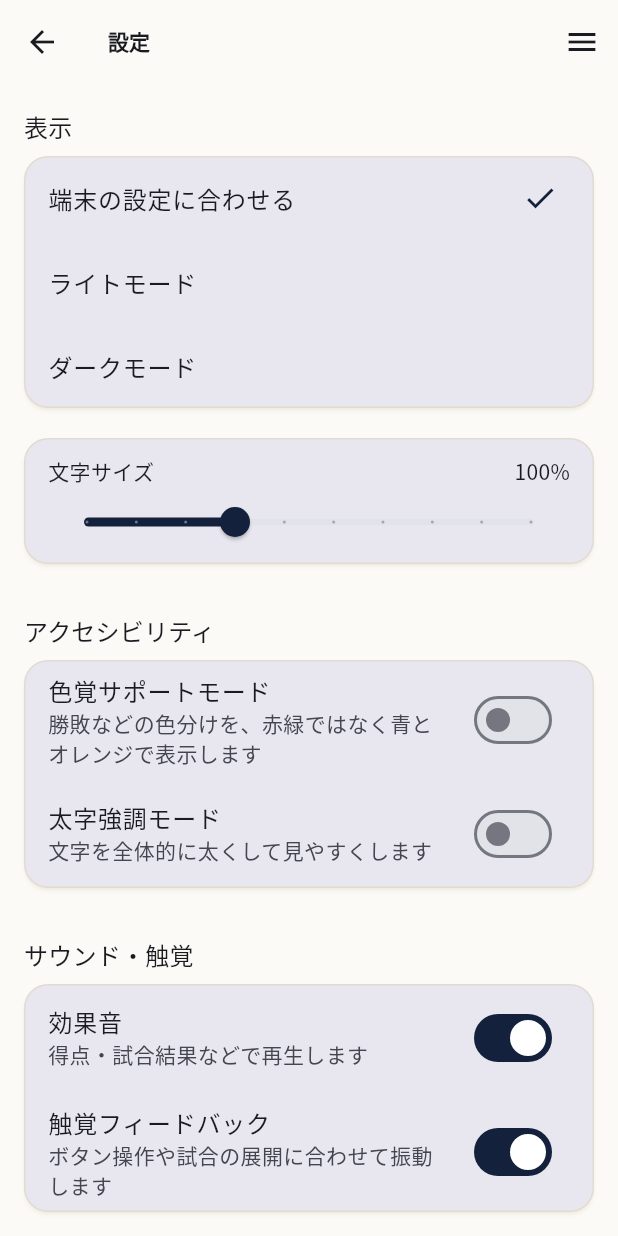
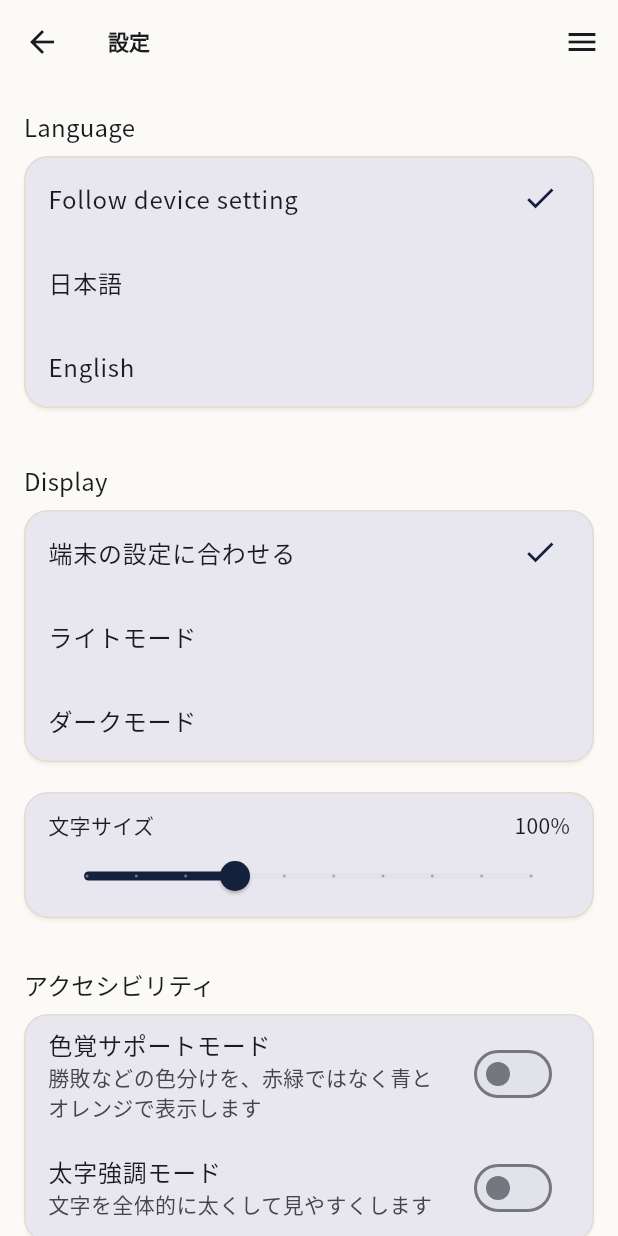
Before and after one commit to nami0817kk-arch/claude-code-dev, a Flutter app: the SettingsScreen screen opened directly, on a phone screen of 412 x 824 dp. Run offline on Flutter 3.47's test engine with Material 3 defaults, Android fonts, the phone set to English and light mode, and no system bars; our stand-ins replace google_mobile_ads, in_app_purchase, package_info_plus, shared_preferences; missing offline and left inert: flame; accounts and stored records are empty; Roboto replaces fonts that are missing (ShipporiMincho).

Commit message:
GA1: 文脈不要の翻訳基盤と言語切替を追加
英語化を全体に広げるための土台。

これまで AppLocalizations (ARB) で36キーだけ移行していたが、この
アプリの文言の大半は enum のラベルやニュース文のようにウィジェットの
外で組み立てられる。そこでは BuildContext が取れず
AppLocalizations.of(context) が使えないため、残り約2,400箇所を
同じ方式では移行できなかった。

- lib/l10n/tr.dart: 文脈不要の Tr.pick(ja, en)。現在の言語を静的に
  保持し、モデル層・データ層・ロジック層から直接呼べる
- 表示言語を設定に追加(端末の設定に従う/日本語/English)。
  SharedPreferences に永続化し、SettingsController が Tr.language に
  書き戻すので、ARB 側と Tr 側の表示言語が常に一致する
- MaterialApp の locale に反映。端末準拠のときは null を渡して
  Flutter の解決に委ねる
- 設定画面の先頭に言語の選択肢を追加

ARB は廃止していない。ウィジェット内の文言は従来どおり context.l10n を
使ってよく、Tr はそれが使えない場所を埋めるためのもの。

Co-Authored-By: Claude <noreply@anthropic.com>

```diff
--- /dev/null
+++ b/projects/PJT003-soccer-manager/lib/l10n/tr.dart
@@ -0,0 +1,60 @@
+import 'dart:ui' show PlatformDispatcher;
+
+/// アプリが表示に使う言語。
+enum AppLanguage {
+  /// 端末の言語設定に従う。
+  system,
+  japanese,
+  english;
+
+  String get label => switch (this) {
+        AppLanguage.system => Tr.pick('端末の設定に従う', 'Follow device setting'),
+        AppLanguage.japanese => '日本語',
+        AppLanguage.english => 'English',
+      };
+}
+
+/// 文脈(BuildContext)を必要としない翻訳の入り口。
+///
+/// このアプリの文言の大半は、enumのラベルやニュース文のように
+/// ウィジェットの外で組み立てられる。そこでは `AppLocalizations.of(context)`
+/// が使えないため、現在の言語を静的に保持して `Tr.pick` で切り替える。
+///
+/// ウィジェット内の文言は従来どおり ARB (`context.l10n`) を使ってよい。
+/// どちらも `Tr.resolvedLocale` と同じロケールを指すよう `main.dart` で
+/// MaterialApp の locale に反映している。
+class Tr {
+  Tr._();
+
+  /// 現在の設定値。`SettingsController` から設定され、既定は端末準拠。
+  static AppLanguage language = AppLanguage.system;
+
+  /// 端末のロケールを英語とみなすか。テストから差し替えられるようにしてある。
+  static bool Function() deviceIsEnglish = _deviceIsEnglish;
+
+  static bool _deviceIsEnglish() {
+    final locale = PlatformDispatcher.instance.locale;
+    return locale.languageCode.toLowerCase() == 'en';
+  }
+
+  /// 実際に表示に使う言語(systemを解決したもの)。
+  static bool get isEnglish => switch (language) {
+        AppLanguage.english => true,
+        AppLanguage.japanese => false,
+        AppLanguage.system => deviceIsEnglish(),
+      };
+
+  /// MaterialApp に渡す言語コード。systemのときはnull(Flutterに委ねる)。
+  static String? get localeCode => switch (language) {
+        AppLanguage.english => 'en',
+        AppLanguage.japanese => 'ja',
+        AppLanguage.system => null,
+      };
+
+  /// 日本語と英語のどちらかを返す。
+  ///
+  /// 日本語を第1引数に置いているのは、このアプリの原本が日本語だから。
+  /// 英語側だけを見て読めない文があれば、それは英語が原文の意図を
+  /// 落としているということなので、日本語を正として直す。
+  static String pick(String ja, String en) => isEnglish ? en : ja;
+}
--- a/projects/PJT003-soccer-manager/lib/screens/settings_screen.dart
+++ b/projects/PJT003-soccer-manager/lib/screens/settings_screen.dart
@@ -4,6 +4,7 @@ import 'package:package_info_plus/package_info_plus.dart';
 import 'package:provider/provider.dart';
 import 'package:url_launcher/url_launcher.dart';
 
+import '../l10n/tr.dart';
 import '../state/game_state.dart';
 import '../state/settings_controller.dart';
 import '../widgets/quick_access_drawer.dart';
@@ -35,7 +36,33 @@ class SettingsScreen extends StatelessWidget {
       body: ListView(
         padding: const EdgeInsets.all(16),
         children: [
-          Text('表示', style: Theme.of(context).textTheme.titleMedium),
+          Text(
+            Tr.pick('言語', 'Language'),
+            style: Theme.of(context).textTheme.titleMedium,
+          ),
+          const SizedBox(height: 8),
+          Card(
+            child: Column(
+              children: [
+                for (final option in AppLanguage.values)
+                  ListTile(
+                    title: Text(option.label),
+                    trailing: option == settings.language
+                        ? Icon(
+                            Icons.check,
+                            color: Theme.of(context).colorScheme.primary,
+                          )
+                        : null,
+                    onTap: () => settings.setLanguage(option),
+                  ),
+              ],
+            ),
+          ),
+          const SizedBox(height: 24),
+          Text(
+            Tr.pick('表示', 'Display'),
+            style: Theme.of(context).textTheme.titleMedium,
+          ),
           const SizedBox(height: 8),
           Card(
             child: Column(
--- a/projects/PJT003-soccer-manager/lib/state/settings_controller.dart
+++ b/projects/PJT003-soccer-manager/lib/state/settings_controller.dart
@@ -1,5 +1,7 @@
 import 'package:flutter/material.dart';
 import 'package:shared_preferences/shared_preferences.dart';
+
+import '../l10n/tr.dart';
 
 /// アプリ全体の表示・操作設定(テーマ/文字サイズ/サウンド/触覚/オンボーディング済みフラグ)。
 /// セーブデータとは独立してSharedPreferencesに永続化する。
@@ -11,6 +13,7 @@ class SettingsController extends ChangeNotifier {
   static const _onboardingSeenKey = 'settings_onboarding_seen';
   static const _colorblindModeKey = 'settings_colorblind_mode';
   static const _boldTextModeKey = 'settings_bold_text_mode';
+  static const _languageKey = 'settings_language';
 
   static const double minTextScale = 0.85;
   static const double maxTextScale = 1.3;
@@ -28,6 +31,12 @@ class SettingsController extends ChangeNotifier {
   /// 太字強調モード。文字を全体的に太くして視認性を高める。
   bool boldTextMode = false;
 
+  /// 表示言語。既定は端末の設定に従う。
+  ///
+  /// この値は `Tr.language` にも書き戻す。ウィジェットの外(モデルやニュース文)は
+  /// BuildContextを取れず `Tr` を直接読むため、両者がずれないようにする。
+  AppLanguage language = AppLanguage.system;
+
   Future<void> init() async {
     final prefs = await SharedPreferences.getInstance();
     final modeName = prefs.getString(_themeModeKey);
@@ -41,8 +50,25 @@ class SettingsController extends ChangeNotifier {
     hasSeenOnboarding = prefs.getBool(_onboardingSeenKey) ?? false;
     colorblindMode = prefs.getBool(_colorblindModeKey) ?? false;
     boldTextMode = prefs.getBool(_boldTextModeKey) ?? false;
+    final languageName = prefs.getString(_languageKey);
+    language = AppLanguage.values.firstWhere(
+      (l) => l.name == languageName,
+      orElse: () => AppLanguage.system,
+    );
+    Tr.language = language;
     initialized = true;
     notifyListeners();
+  }
+
+  /// MaterialApp に渡す言語コード。端末準拠のときはnull。
+  String? get localeCode => Tr.localeCode;
+
+  Future<void> setLanguage(AppLanguage value) async {
+    language = value;
+    Tr.language = value;
+    notifyListeners();
+    final prefs = await SharedPreferences.getInstance();
+    await prefs.setString(_languageKey, value.name);
   }
 
   Future<void> setThemeMode(ThemeMode mode) async {
```
Also changed, not shown: projects/PJT003-soccer-manager/lib/main.dart (+7 -1 lines), 1 other file.
